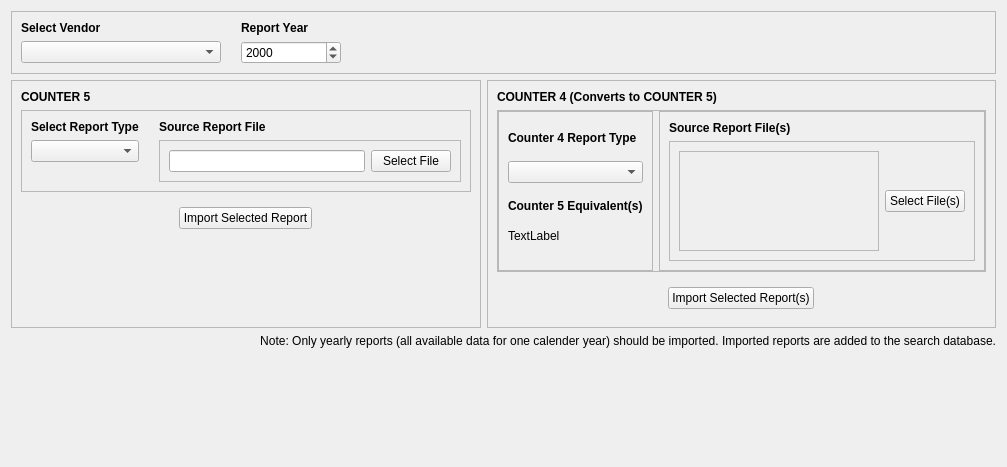
This is ui/ImportReportTab.ui in CS-4820-Library-Project/COUNTER-5-Report-Tool-2020-5.0 as Qt 5 draws it before an edit. The edited form follows.
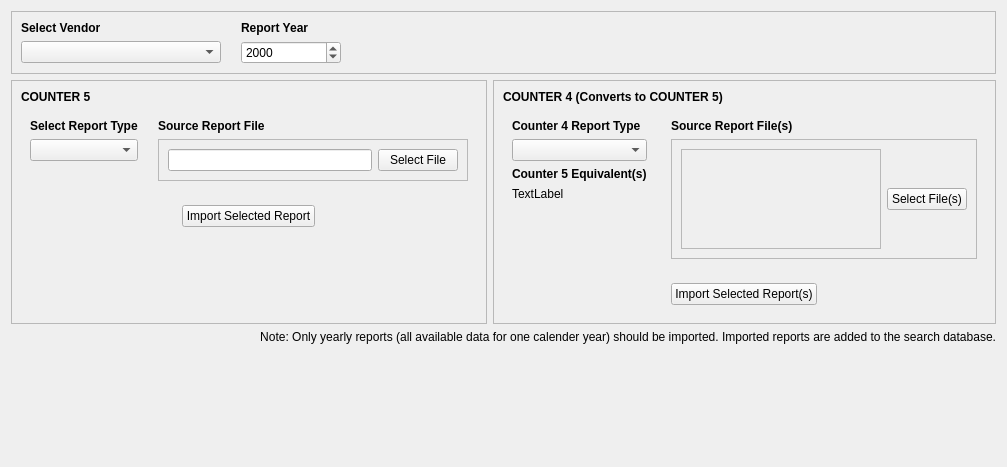
This is the edited form. Icons and pictures are not drawn.

The edit to the form file:
```diff
--- a/ui/ImportReportTab.ui
+++ b/ui/ImportReportTab.ui
@@ -145,12 +145,6 @@
          </item>
          <item>
           <widget class="QFrame" name="frame_2">
-           <property name="frameShape">
-            <enum>QFrame::StyledPanel</enum>
-           </property>
-           <property name="frameShadow">
-            <enum>QFrame::Raised</enum>
-           </property>
            <layout class="QGridLayout" name="gridLayout_2">
             <property name="horizontalSpacing">
              <number>20</number>
@@ -299,12 +293,6 @@
              <verstretch>0</verstretch>
             </sizepolicy>
            </property>
-           <property name="frameShape">
-            <enum>QFrame::StyledPanel</enum>
-           </property>
-           <property name="frameShadow">
-            <enum>QFrame::Raised</enum>
-           </property>
            <layout class="QHBoxLayout" name="horizontalLayout_2">
             <property name="leftMargin">
              <number>0</number>
@@ -320,12 +308,6 @@
             </property>
             <item>
              <widget class="QFrame" name="frame_4">
-              <property name="frameShape">
-               <enum>QFrame::StyledPanel</enum>
-              </property>
-              <property name="frameShadow">
-               <enum>QFrame::Raised</enum>
-              </property>
               <layout class="QVBoxLayout" name="verticalLayout_2">
                <item>
                 <widget class="QLabel" name="label_20">
@@ -386,6 +368,12 @@
                  <property name="orientation">
                   <enum>Qt::Vertical</enum>
                  </property>
+                 <property name="sizeHint" stdset="0">
+                  <size>
+                   <width>0</width>
+                   <height>0</height>
+                  </size>
+                 </property>
                 </spacer>
                </item>
               </layout>
@@ -399,12 +387,6 @@
                 <verstretch>0</verstretch>
                </sizepolicy>
               </property>
-              <property name="frameShape">
-               <enum>QFrame::StyledPanel</enum>
-              </property>
-              <property name="frameShadow">
-               <enum>QFrame::Raised</enum>
-              </property>
               <layout class="QVBoxLayout" name="verticalLayout_4">
                <item>
                 <widget class="QLabel" name="label_37">
@@ -446,6 +428,14 @@
                      <set>Qt::AlignLeading|Qt::AlignLeft|Qt::AlignTop</set>
                     </property>
                     <widget class="QWidget" name="scrollAreaWidgetContents_2">
+                     <property name="geometry">
+                      <rect>
+                       <x>0</x>
+                       <y>0</y>
+                       <width>198</width>
+                       <height>18</height>
+                      </rect>
+                     </property>
                      <property name="sizePolicy">
                       <sizepolicy hsizetype="Preferred" vsizetype="Fixed">
                        <horstretch>0</horstretch>
```
